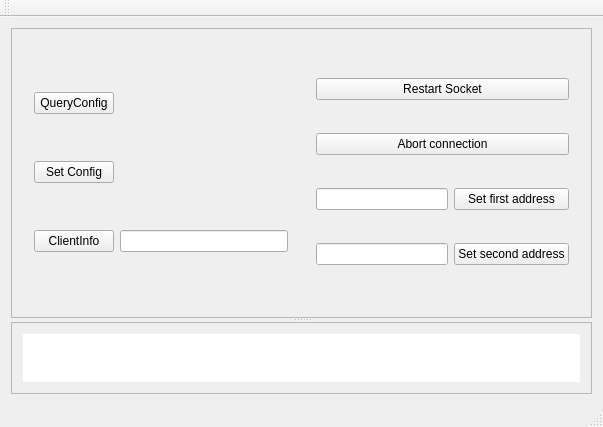
Fateofiko/TestTool, file TestTool/mainwindow.ui: the form before one commit.
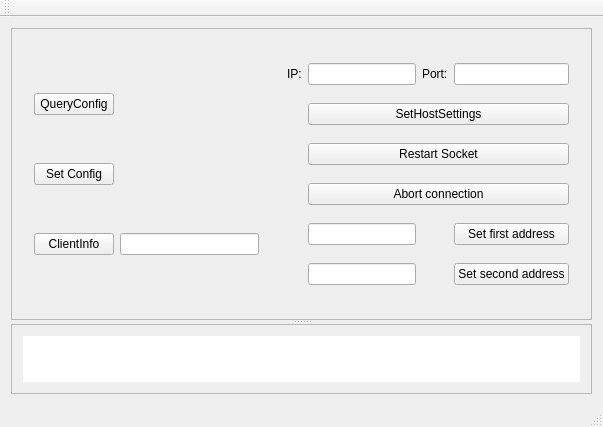
The form after the commit.

Commit message: Test tool set settings update ...

The edit to the form file:
```diff
--- a/TestTool/mainwindow.ui
+++ b/TestTool/mainwindow.ui
@@ -83,45 +83,72 @@
             </sizepolicy>
            </property>
            <layout class="QGridLayout" name="gridLayout_2">
-            <item row="0" column="0" colspan="2">
+            <item row="1" column="0">
+             <widget class="QLabel" name="label">
+              <property name="text">
+               <string>IP:</string>
+              </property>
+             </widget>
+            </item>
+            <item row="5" column="1" colspan="3">
              <widget class="QPushButton" name="pushButton_restartSocket">
               <property name="text">
                <string>Restart Socket</string>
               </property>
              </widget>
             </item>
-            <item row="2" column="0">
+            <item row="7" column="1">
              <widget class="QLineEdit" name="lineEdit_firstAddr">
               <property name="maxLength">
                <number>4</number>
               </property>
              </widget>
             </item>
-            <item row="2" column="1">
+            <item row="8" column="3">
+             <widget class="QPushButton" name="pushButton_secondAddr">
+              <property name="text">
+               <string>Set second address</string>
+              </property>
+             </widget>
+            </item>
+            <item row="7" column="3">
              <widget class="QPushButton" name="pushButton_firstAddr">
               <property name="text">
                <string>Set first address</string>
               </property>
              </widget>
             </item>
-            <item row="1" column="0" colspan="2">
+            <item row="6" column="1" colspan="3">
              <widget class="QPushButton" name="pushButton_abortSocket">
               <property name="text">
                <string>Abort connection</string>
               </property>
              </widget>
             </item>
-            <item row="3" column="0">
+            <item row="8" column="1">
              <widget class="QLineEdit" name="lineEdit_secondAddr">
               <property name="maxLength">
                <number>4</number>
               </property>
              </widget>
             </item>
-            <item row="3" column="1">
-             <widget class="QPushButton" name="pushButton_secondAddr">
+            <item row="1" column="1">
+             <widget class="QLineEdit" name="lineEdit_HostIp"/>
+            </item>
+            <item row="4" column="1" colspan="3">
+             <widget class="QPushButton" name="pushButton_SetHost">
               <property name="text">
-               <string>Set second address</string>
+               <string>SetHostSettings</string>
+              </property>
+             </widget>
+            </item>
+            <item row="1" column="3">
+             <widget class="QLineEdit" name="lineEdit_HostPort"/>
+            </item>
+            <item row="1" column="2">
+             <widget class="QLabel" name="label_2">
+              <property name="text">
+               <string>Port:</string>
               </property>
              </widget>
             </item>
```
The commit also changes 4 other files.
